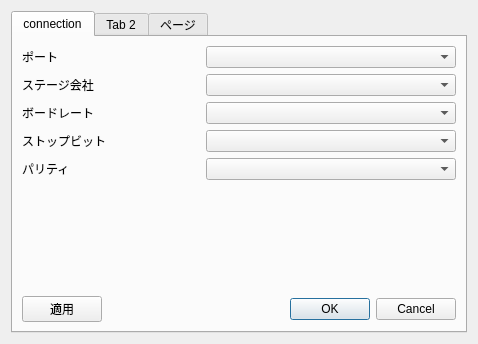
Above: stagesettingdialog.ui from MaruoLab2015/5AxisFabricationApplication before the change. Below: the same form after it.
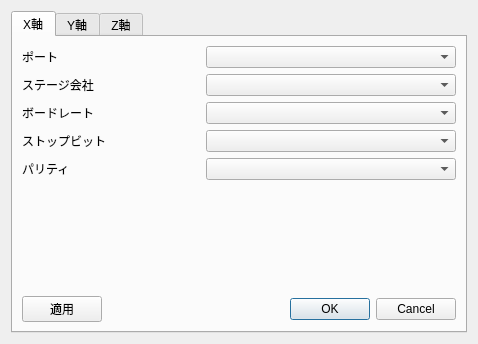
That is the form after the change.

Commit message: add company combobox

Diff of the .ui file:
```diff
--- a/stagesettingdialog.ui
+++ b/stagesettingdialog.ui
@@ -21,7 +21,7 @@
      </property>
      <widget class="QWidget" name="connectionTab">
       <attribute name="title">
-       <string>connection</string>
+       <string>X軸</string>
       </attribute>
       <layout class="QGridLayout" name="gridLayout">
        <item row="0" column="0">
@@ -211,12 +211,12 @@
      </widget>
      <widget class="QWidget" name="tab_2">
       <attribute name="title">
-       <string>Tab 2</string>
+       <string>Y軸</string>
       </attribute>
      </widget>
      <widget class="QWidget" name="tab">
       <attribute name="title">
-       <string>ページ</string>
+       <string>Z軸</string>
       </attribute>
      </widget>
     </widget>
```
The commit also changes 2 other files.
